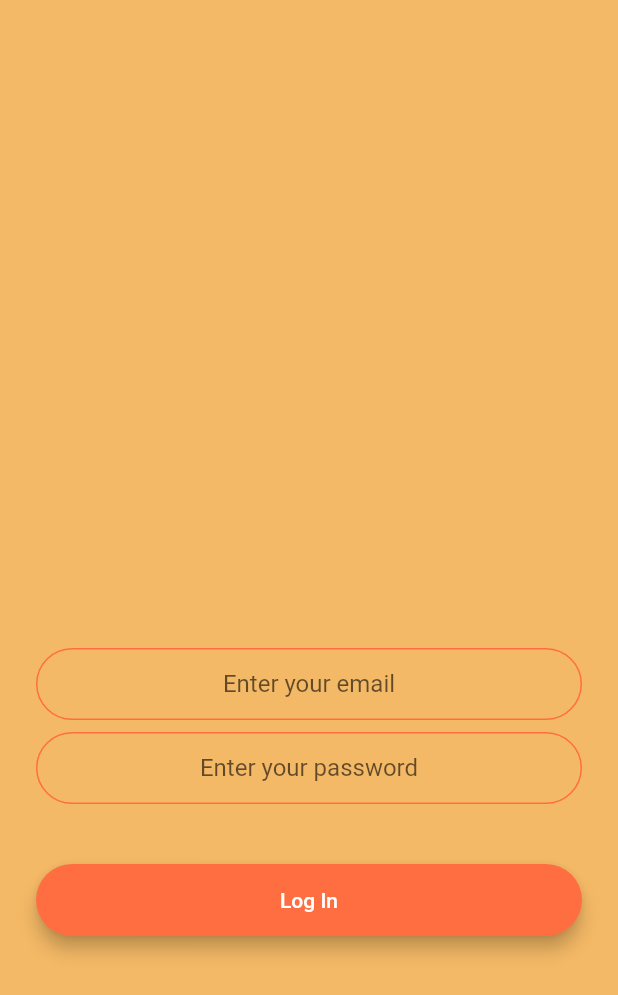
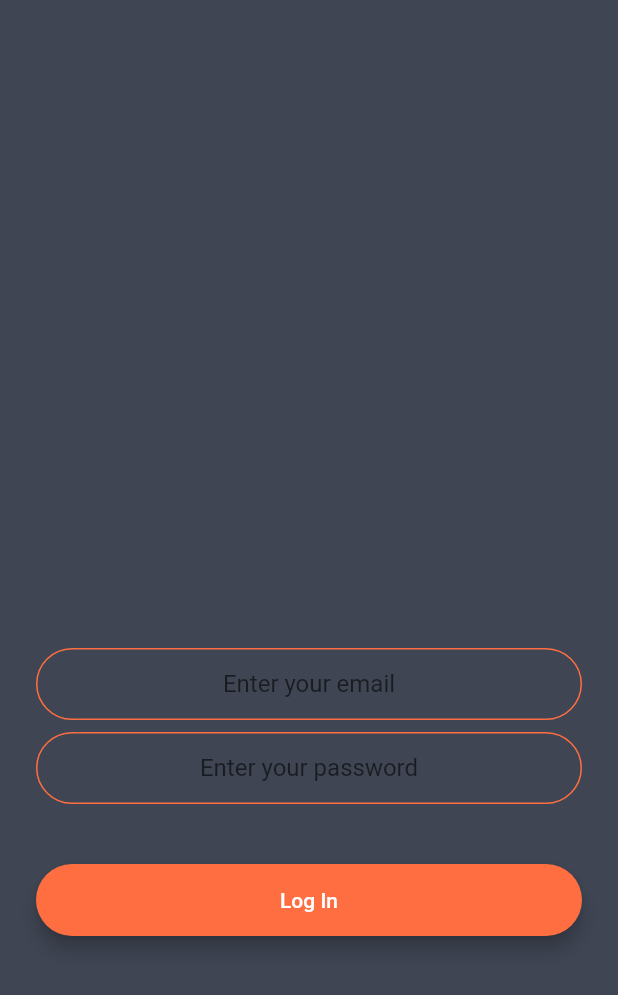
Before and after one commit to pramod0/BhajanTracker, a Flutter app: the screen it shows after launch, after a tap on "Login", on a phone screen of 412 x 824 dp. Shown: the top 995 px of the screen. Run offline on Flutter 3.47's test engine with Material 2 defaults, Android fonts, the phone set to English and light mode, and no system bars; our stand-ins replace animated_text_kit, cloud_firestore, firebase_auth, firebase_core, google_fonts, modal_progress_hud and 2 more; accounts and stored records are empty.

Commit message:
Added functionalities updated

```diff
--- a/lib/bhajanTracker.dart
+++ b/lib/bhajanTracker.dart
@@ -15,8 +15,6 @@ TextStyle kGoogleStyleTexts = GoogleFonts.openSans(
     fontWeight: FontWeight.w600, color: Colors.black, fontSize: 20.0);
 
 final _firestore = FirebaseFirestore.instance;
-
-
 
 class BhajanTrack extends StatefulWidget {
   static const String id="bhajantrack";
@@ -132,7 +130,7 @@ class _BhajanTrackState extends State<BhajanTrack> {
                             borderRadius: BorderRadius.circular(5),
                           ),
                           selectedDecoration: BoxDecoration(
-                            color: hexToColor("#FFBE68"),
+                            color:  hexToColor("#FFBE68"),
                             shape: BoxShape.rectangle,
                             borderRadius: BorderRadius.circular(5),
                           ),
--- a/lib/login.dart
+++ b/lib/login.dart
@@ -20,7 +20,7 @@ class _LoginState extends State<Login> {
   @override
   Widget build(BuildContext context) {
     return Scaffold(
-      backgroundColor: hexToColor("#f4b966"),
+      backgroundColor: hexToColor("#3F4553"),
       body: ModalProgressHUD(
         inAsyncCall: showSpinner,
         child: Padding(
--- a/lib/registration.dart
+++ b/lib/registration.dart
@@ -4,7 +4,6 @@ import 'package:firebase_auth/firebase_auth.dart';
 import 'bhajanTracker.dart';
 import 'package:modal_progress_hud/modal_progress_hud.dart';
 
-import 'login.dart';
 
 class Registration extends StatefulWidget {
   static const String id = 'registration';
@@ -23,7 +22,7 @@ class _RegistrationState extends State<Registration> {
   @override
   Widget build(BuildContext context) {
     return Scaffold(
-      backgroundColor: hexToColor("#f4b966"),
+      backgroundColor: hexToColor("#3F4553"),
       body: ModalProgressHUD(
         inAsyncCall: showSpinner,
         child: Padding(
--- a/lib/welcome.dart
+++ b/lib/welcome.dart
@@ -41,7 +41,7 @@ class _WelcomeState extends State<Welcome>
   @override
   Widget build(BuildContext context) {
     return Scaffold(
-      backgroundColor: hexToColor("#f4b966"),
+      backgroundColor: hexToColor("#3F4553"),
       body: Padding(
         padding: const EdgeInsets.symmetric(horizontal: 24.0),
         child: Column(
```
Also changed, not shown: lib/main.dart (+3 -4 lines).
